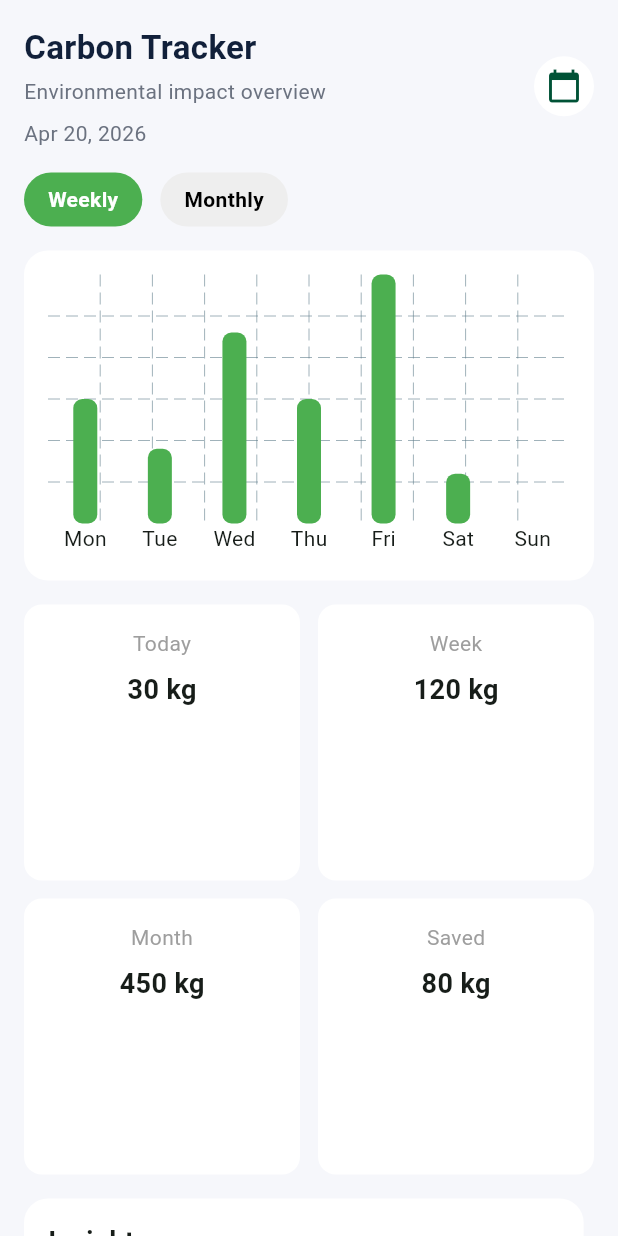
After one commit to Numpang1812/quickcharge-ev-app, a Flutter app: the CarbonTrackerScreen screen opened directly, on a phone screen of 412 x 824 dp. The commit adds this screen. Run offline on Flutter 3.47's test engine with Material 3 defaults, Android fonts, the light colour scheme and no system bars; drawn by our look-alikes of fl_chart; our stand-ins replace flutter_dotenv, flutter_map, geolocator, latlong2, sqflite; accounts and stored records are empty.

Commit message:
fix: implemented carbon tracker screen and fixed sdk bugs

```diff
--- /dev/null
+++ b/lib/pages/carbon_tracker.dart
@@ -0,0 +1,138 @@
+import 'package:flutter/material.dart';
+import 'package:quickcharge_ev_app/theme/app_colors.dart';
+
+
+import 'package:quickcharge_ev_app/widgets/carbon_chart_card.dart';
+import 'package:quickcharge_ev_app/widgets/carbon_insights_card.dart';
+import 'package:quickcharge_ev_app/widgets/carbon_stats_grid_card.dart';
+import 'package:quickcharge_ev_app/widgets/carbon_tab_selector.dart';
+
+class CarbonTrackerScreen extends StatefulWidget {
+  const CarbonTrackerScreen({super.key});
+
+  @override
+  State<CarbonTrackerScreen> createState() => _CarbonTrackerScreenState();
+}
+
+class _CarbonTrackerScreenState extends State<CarbonTrackerScreen> {
+  String selectedTab = 'Weekly';
+  DateTime selectedDate = DateTime.now();
+
+  final List<double> weeklyValues = [30, 18, 46, 30, 60, 12, 0];
+  final List<String> weekDays = ['Mon', 'Tue', 'Wed', 'Thu', 'Fri', 'Sat', 'Sun'];
+
+  Future<void> _pickDate() async {
+    final DateTime? picked = await showDatePicker(
+      context: context,
+      initialDate: selectedDate,
+      firstDate: DateTime(2020),
+      lastDate: DateTime(2035),
+    );
+
+    if (picked != null) {
+      setState(() {
+        selectedDate = picked;
+      });
+    }
+  }
+
+  String get formattedDate {
+    const months = [
+      'Jan','Feb','Mar','Apr','May','Jun',
+      'Jul','Aug','Sep','Oct','Nov','Dec'
+    ];
+    return '${months[selectedDate.month - 1]} ${selectedDate.day}, ${selectedDate.year}';
+  }
+
+  @override
+  Widget build(BuildContext context) {
+    return Scaffold(
+      backgroundColor: AppColors.background,
+      body: SafeArea(
+        child: SingleChildScrollView(
+          padding: const EdgeInsets.all(16),
+          child: Column(
+            crossAxisAlignment: CrossAxisAlignment.start,
+            children: [
+              _buildHeader(),
+
+              const SizedBox(height: 16),
+
+              CarbonTabSelector(
+                selectedTab: selectedTab,
+                onChanged: (value) {
+                  setState(() {
+                    selectedTab = value;
+                  });
+                },
+              ),
+
+              const SizedBox(height: 16),
+
+              CarbonChartCard(
+                values: weeklyValues,
+                days: weekDays,
+              ),
+
+              const SizedBox(height: 16),
+
+              const CarbonStatsGridCard(),
+
+              const SizedBox(height: 16),
+
+              const CarbonInsightsCard(),
+            ],
+          ),
+        ),
+      ),
+    );
+  }
+
+  Widget _buildHeader() {
+    return Row(
+      children: [
+        Expanded(
+          child: Column(
+            crossAxisAlignment: CrossAxisAlignment.start,
+            children: [
+              const Text(
+                'Carbon Tracker',
+                style: TextStyle(
+                  fontSize: 22,
+                  fontWeight: FontWeight.bold,
+                  color: AppColors.textPrimary,
+                ),
+              ),
+
+              const SizedBox(height: 4),
+
+              const Text(
+                'Environmental impact overview',
+                style: TextStyle(
+                  color: AppColors.textSecondary,
+                ),
+              ),
+
+              const SizedBox(height: 8),
+
+              Text(
+                formattedDate,
+                style: const TextStyle(
+                  color: AppColors.textSecondary,
+                ),
+              ),
+            ],
+          ),
+        ),
+
+        GestureDetector(
+          onTap: _pickDate,
+          child: const CircleAvatar(
+            backgroundColor: AppColors.white,
+            child: Icon(Icons.calendar_today),
+          ),
+        ),
+      ],
+    );
+  }
+}
--- a/lib/pages/tabbed_home.dart
+++ b/lib/pages/tabbed_home.dart
@@ -3,6 +3,7 @@
 import 'package:flutter/material.dart';
 
 import 'calculator.dart';
+import 'carbon_tracker.dart';
 import 'map.dart';
 import 'profile.dart';
 
@@ -21,7 +22,7 @@ class TabbedHomeScreen extends StatelessWidget {
     final pages = [
       const MapScreen(),
       const CalculatorScreen(),
-      const _TrackerPage(),
+      const CarbonTrackerScreen(),
       const ProfileScreen(),
     ];
 
@@ -121,20 +122,7 @@ class _NavItemData {
   const _NavItemData({required this.icon, required this.label});
 }
 
-// ---------------------------------------------------------------------------
-// Placeholder page for Tracker
-// ---------------------------------------------------------------------------
-
-class _TrackerPage extends StatelessWidget {
-  const _TrackerPage();
-
-  @override
-  Widget build(BuildContext context) {
-    return const SafeArea(
-      child: SizedBox(), // empty page
-    );
-  }
-}
+// Tracker tab now uses CarbonTrackerScreen from carbon_tracker.dart
 
 // ---------------------------------------------------------------------------
 // Friend's additional widgets (kept for completeness)
--- /dev/null
+++ b/lib/widgets/carbon_bottom_nav.dart
@@ -0,0 +1,27 @@
+import 'package:flutter/material.dart';
+
+class CarbonBottomNav extends StatelessWidget {
+  const CarbonBottomNav({super.key});
+
+  @override
+  Widget build(BuildContext context) {
+    return BottomNavigationBar(
+      currentIndex: 0,
+      onTap: (index) {},
+      items: const [
+        BottomNavigationBarItem(
+          icon: Icon(Icons.home),
+          label: 'Home',
+        ),
+        BottomNavigationBarItem(
+          icon: Icon(Icons.bar_chart),
+          label: 'Stats',
+        ),
+        BottomNavigationBarItem(
+          icon: Icon(Icons.person),
+          label: 'Profile',
+        ),
+      ],
+    );
+  }
+}
--- /dev/null
+++ b/lib/widgets/carbon_chart_card.dart
@@ -0,0 +1,65 @@
+import 'package:flutter/material.dart';
+import 'package:fl_chart/fl_chart.dart';
+
+class CarbonChartCard extends StatelessWidget {
+  final List<double> values;
+  final List<String> days;
+
+  const CarbonChartCard({
+    super.key,
+    required this.values,
+    required this.days,
+  });
+
+  @override
+  Widget build(BuildContext context) {
+    return Container(
+      height: 220,
+      padding: const EdgeInsets.all(16),
+      decoration: BoxDecoration(
+        color: Colors.white,
+        borderRadius: BorderRadius.circular(16),
+      ),
+      child: BarChart(
+        BarChartData(
+          alignment: BarChartAlignment.spaceAround,
+          borderData: FlBorderData(show: false),
+          titlesData: FlTitlesData(
+            leftTitles: const AxisTitles(
+              sideTitles: SideTitles(showTitles: false),
+            ),
+            rightTitles: const AxisTitles(
+              sideTitles: SideTitles(showTitles: false),
+            ),
+            topTitles: const AxisTitles(
+              sideTitles: SideTitles(showTitles: false),
+            ),
+            bottomTitles: AxisTitles(
+              sideTitles: SideTitles(
+                showTitles: true,
+                getTitlesWidget: (double value, TitleMeta meta) {
+                  final idx = value.toInt();
+                  if (idx < 0 || idx >= days.length) return const SizedBox.shrink();
+                  return Text(days[idx]);
+                },
+              ),
+            ),
+          ),
+          barGroups: List.generate(values.length, (index) {
+            return BarChartGroupData(
+              x: index,
+              barRods: [
+                BarChartRodData(
+                  toY: values[index],
+                  width: 16,
+                  borderRadius: BorderRadius.circular(6),
+                  color: Colors.green,
+                ),
+              ],
+            );
+          }),
+        ),
+      ),
+    );
+  }
+}
--- /dev/null
+++ b/lib/widgets/carbon_insights_card.dart
@@ -0,0 +1,27 @@
+import 'package:flutter/material.dart';
+
+class CarbonInsightsCard extends StatelessWidget {
+  const CarbonInsightsCard({super.key});
+
+  @override
+  Widget build(BuildContext context) {
+    return Container(
+      padding: const EdgeInsets.all(16),
+      decoration: BoxDecoration(
+        color: Colors.white,
+        borderRadius: BorderRadius.circular(16),
+      ),
+      child: const Column(
+        crossAxisAlignment: CrossAxisAlignment.start,
+        children: [
+          Text(
+            "Insights",
+            style: TextStyle(fontWeight: FontWeight.bold, fontSize: 18),
+          ),
+          SizedBox(height: 8),
+          Text("Your carbon usage is lower than last week. Good job!"),
+        ],
+      ),
+    );
+  }
+}
--- /dev/null
+++ b/lib/widgets/carbon_stats_grid_card.dart
@@ -0,0 +1,39 @@
+import 'package:flutter/material.dart';
+
+class CarbonStatsGridCard extends StatelessWidget {
+  const CarbonStatsGridCard({super.key});
+
+  Widget buildCard(String title, String value) {
+    return Container(
+      padding: const EdgeInsets.all(16),
+      decoration: BoxDecoration(
+        color: Colors.white,
+        borderRadius: BorderRadius.circular(12),
+      ),
+      child: Column(
+        children: [
+          Text(title, style: const TextStyle(color: Colors.grey)),
+          const SizedBox(height: 8),
+          Text(value, style: const TextStyle(fontSize: 18, fontWeight: FontWeight.bold)),
+        ],
+      ),
+    );
+  }
+
+  @override
+  Widget build(BuildContext context) {
+    return GridView.count(
+      crossAxisCount: 2,
+      shrinkWrap: true,
+      physics: const NeverScrollableScrollPhysics(),
+      crossAxisSpacing: 12,
+      mainAxisSpacing: 12,
+      children: [
+        buildCard("Today", "30 kg"),
+        buildCard("Week", "120 kg"),
+        buildCard("Month", "450 kg"),
+        buildCard("Saved", "80 kg"),
+      ],
+    );
+  }
+}
--- /dev/null
+++ b/lib/widgets/carbon_tab_selector.dart
@@ -0,0 +1,42 @@
+import 'package:flutter/material.dart';
+
+class CarbonTabSelector extends StatelessWidget {
+  final String selectedTab;
+  final Function(String) onChanged;
+
+  const CarbonTabSelector({
+    super.key,
+    required this.selectedTab,
+    required this.onChanged,
+  });
+
+  @override
+  Widget build(BuildContext context) {
+    final tabs = ['Weekly', 'Monthly'];
+
+    return Row(
+      children: tabs.map((tab) {
+        final isSelected = selectedTab == tab;
+
+        return GestureDetector(
+          onTap: () => onChanged(tab),
+          child: Container(
+            margin: const EdgeInsets.only(right: 12),
+            padding: const EdgeInsets.symmetric(horizontal: 16, vertical: 8),
+            decoration: BoxDecoration(
+              color: isSelected ? Colors.green : Colors.grey.shade200,
+              borderRadius: BorderRadius.circular(20),
+            ),
+            child: Text(
+              tab,
+              style: TextStyle(
+                color: isSelected ? Colors.white : Colors.black,
+                fontWeight: FontWeight.bold,
+              ),
+            ),
+          ),
+        );
+      }).toList(),
+    );
+  }
+}
--- a/pubspec.yaml
+++ b/pubspec.yaml
@@ -41,9 +41,11 @@ dependencies:
   latlong2: ^0.9.0
   http: ^1.0.0
   sqflite: ^2.0.0
+  sqflite_common_ffi: ^2.3.3
   path_provider: ^2.0.0
   geolocator: ^10.0.0
   flutter_dotenv: ^5.1.0
+  fl_chart: ^0.68.0
 
 dev_dependencies:
   flutter_test:
```
